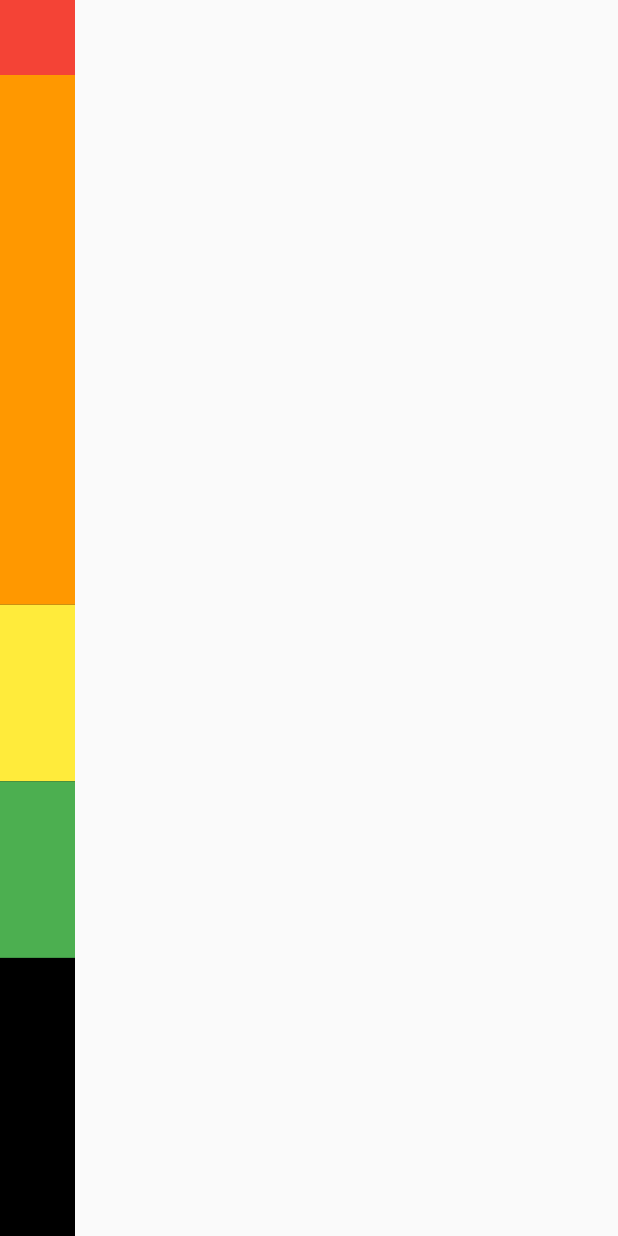
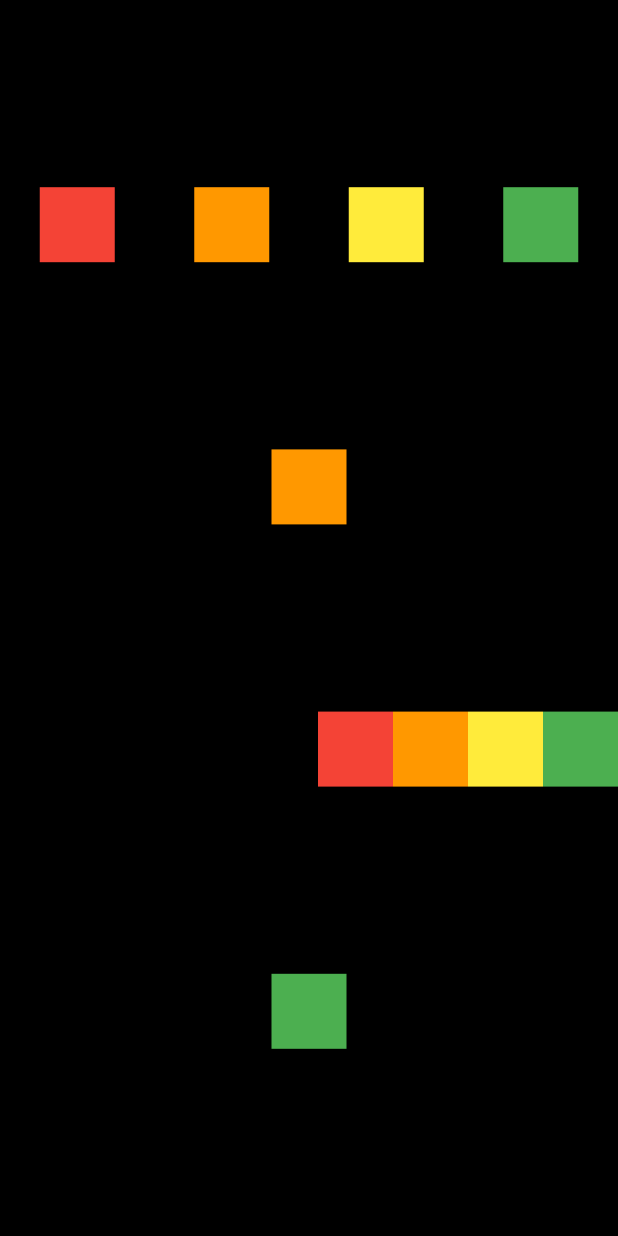
Before and after one commit to cold-pumpkin/coding-factory, a Flutter app: the screen it shows after launch, on a phone screen of 412 x 824 dp. Run offline on Flutter 3.47's test engine with Material 2 defaults, Android fonts, the light colour scheme and no system bars.

Commit message:
Row & Column - 실습

```diff
--- a/row_column/lib/home_screen.dart
+++ b/row_column/lib/home_screen.dart
@@ -11,38 +11,67 @@ class HomeScreen extends StatelessWidget {
           child: Container(
             color: Colors.black,
             child: Column(
-              mainAxisAlignment: MainAxisAlignment.start,
-              crossAxisAlignment: CrossAxisAlignment.start,
+              mainAxisAlignment: MainAxisAlignment.spaceEvenly,
               children: [
-                Flexible(
-                  flex: 2,
-                  child: Container(
+                Row(
+                  mainAxisAlignment: MainAxisAlignment.spaceAround,
+                  children: [
+                    Container(
                       color: Colors.red,
                       width: 50,
                       height: 50,
                     ),
-                ),
-                Expanded(
-                  flex: 3,
-                  child: Container(
+                    Container(
                       color: Colors.orange,
                       width: 50,
                       height: 50,
                     ),
-                ),
-                Expanded(
-                  child: Container(
+                    Container(
                       color: Colors.yellow,
                       width: 50,
                       height: 50,
                     ),
-                ),
-                Expanded(
-                  child: Container(
+                    Container(
                       color: Colors.green,
                       width: 50,
                       height: 50,
                     ),
+                  ],
+                ),
+                Container(
+                  color: Colors.orange,
+                  width: 50,
+                  height: 50,
+                ),
+                Row(
+                  mainAxisAlignment: MainAxisAlignment.end,
+                  children: [
+                    Container(
+                      color: Colors.red,
+                      width: 50,
+                      height: 50,
+                    ),
+                    Container(
+                      color: Colors.orange,
+                      width: 50,
+                      height: 50,
+                    ),
+                    Container(
+                      color: Colors.yellow,
+                      width: 50,
+                      height: 50,
+                    ),
+                    Container(
+                      color: Colors.green,
+                      width: 50,
+                      height: 50,
+                    ),
+                  ],
+                ),
+                Container(
+                  color: Colors.green,
+                  width: 50,
+                  height: 50,
                 ),
               ],
             ),
```
Lines whose indentation alone changed are shown as unchanged.
